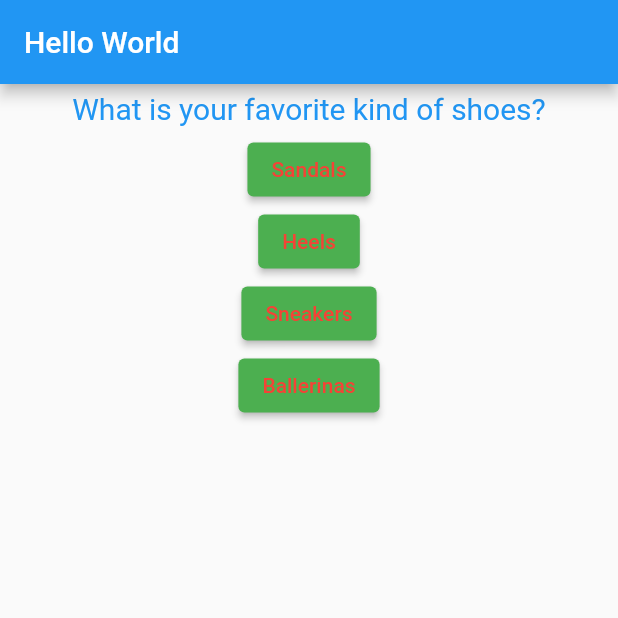
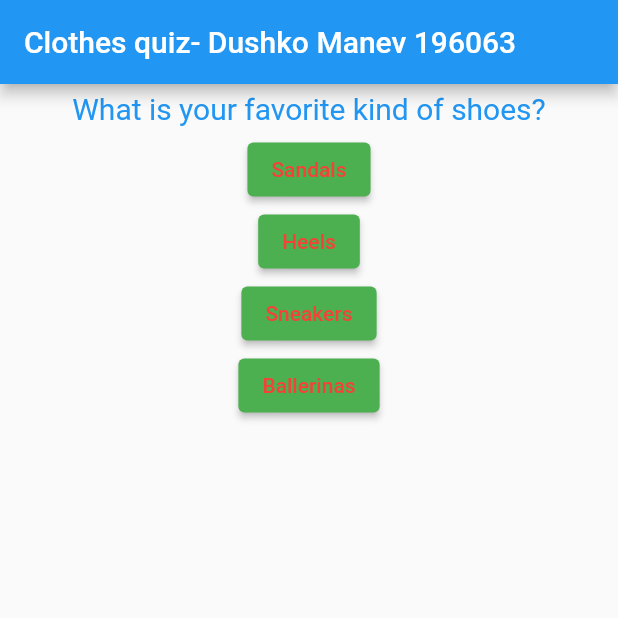
Before and after one commit to manevdusko/MIS-lab2, a Flutter app: the screen it shows after launch, on a phone screen of 412 x 824 dp, the top half of it. Run offline on Flutter 3.47's test engine with Material 2 defaults, Android fonts, the phone set to English and light mode, and no system bars.

Commit message:
addTitle

```diff
--- a/lib/main.dart
+++ b/lib/main.dart
@@ -61,10 +61,10 @@ class MyAppState extends State<HelloWorld> {
   @override
   Widget build(BuildContext context) {
     return MaterialApp(
-      title: "Hello World",
+      title: "Clothes quiz",
       home: Scaffold(
         appBar: AppBar(
-          title: Text("Hello World"),
+          title: Text("Clothes quiz- Dushko Manev 196063"),
         ),
         body: Column(
           children: [
```
